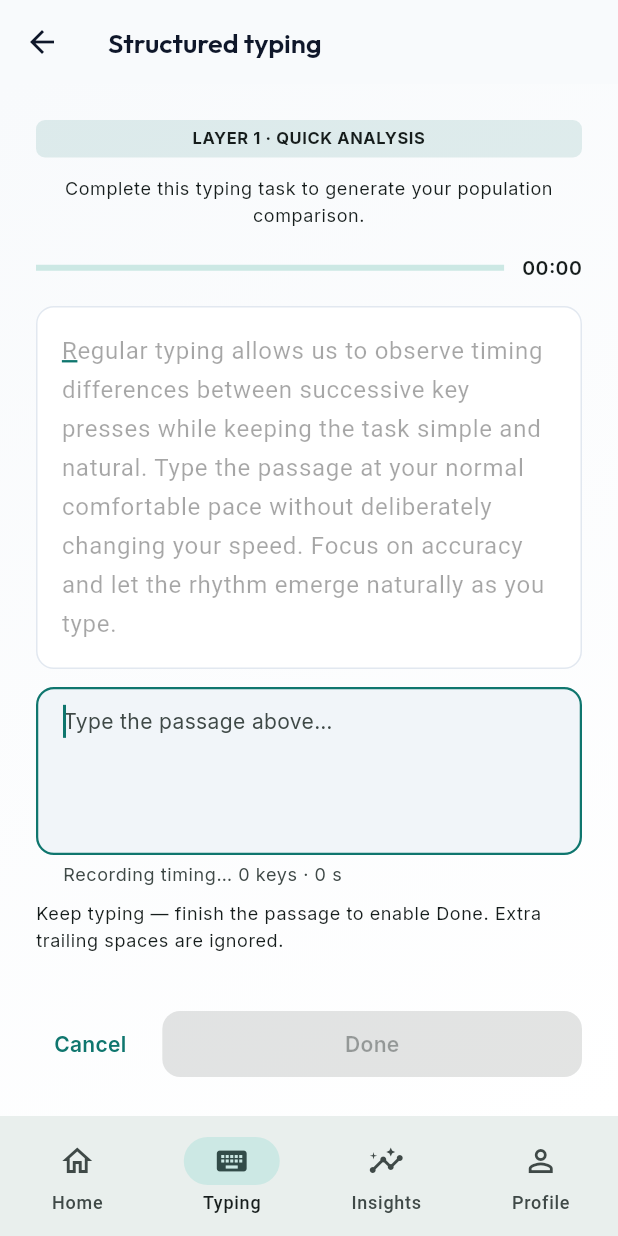
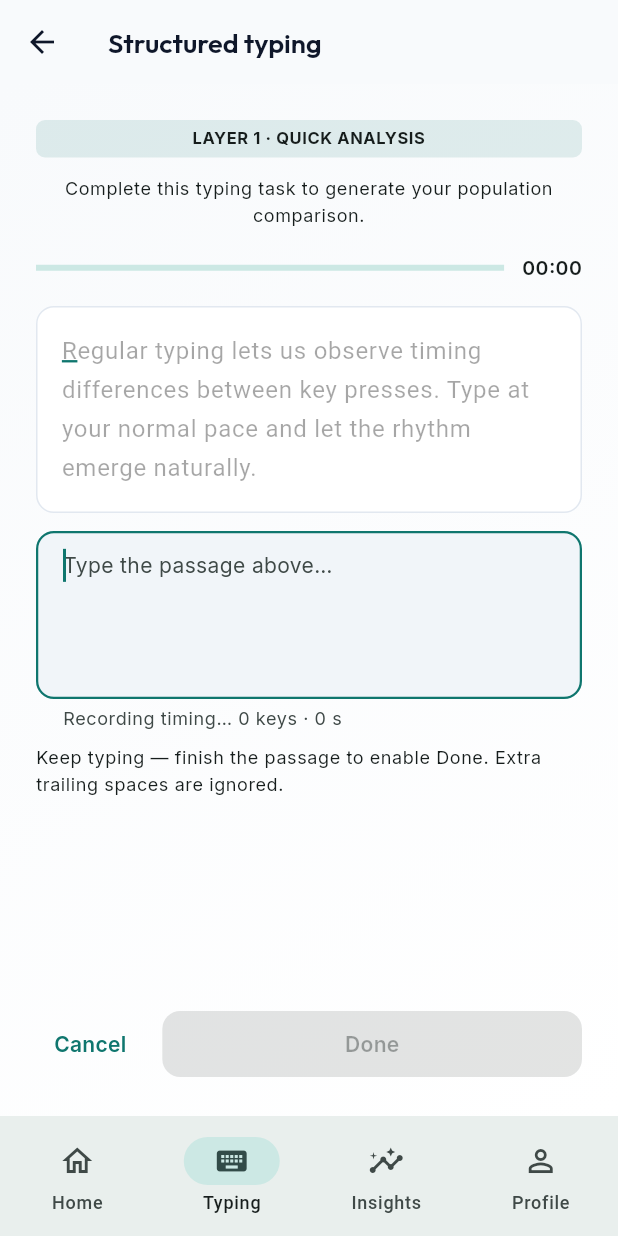
Before and after one commit to riddhibantia/parkinson-app, a Flutter app: the StructuredTypingScreen screen opened by its route, on a phone screen of 412 x 824 dp. Run offline on Flutter 3.47's test engine with Material 3 defaults, Android fonts, the phone set to English and light mode, and no system bars; our stand-ins replace cloud_firestore, firebase_auth, firebase_core, fl_chart, flutter_riverpod, go_router and 3 more; accounts and stored records are empty.

Commit message:
Shorten typing passages to 2-3 sentences per request

```diff
--- a/parkinson_app/lib/features/typing_test/screens/structured_typing_screen.dart
+++ b/parkinson_app/lib/features/typing_test/screens/structured_typing_screen.dart
@@ -52,15 +52,15 @@ class _StructuredTypingScreenState
   }
 
   static const _layer1Passages = [
-    'Regular typing allows us to observe timing differences between successive key presses while keeping the task simple and natural. Type the passage at your normal comfortable pace without deliberately changing your speed. Focus on accuracy and let the rhythm emerge naturally as you type.',
-    'The morning light filled the quiet room as she prepared a simple breakfast of toast and tea. Outside, the street was calm and the air felt fresh after the night rain. Small daily routines like this can reveal consistent patterns in how we move and interact with familiar tools.',
-    'A short walk through the park offers a chance to notice steady breathing and relaxed movement. People often find that regular, unhurried activity helps maintain balance and coordination throughout the day. Take a moment to type this description at an easy, even pace.',
+    'Regular typing lets us observe timing differences between key presses. Type at your normal pace and let the rhythm emerge naturally.',
+    'The morning light filled the quiet room as she prepared a simple breakfast. Outside, the street was calm after the night rain.',
+    'A short walk through the park helps notice steady breathing and relaxed movement. Type this at an easy, even pace.',
   ];
 
   static const _layer2Passages = [
-    'Typing on a familiar keyboard provides a window into everyday motor patterns that develop over time through repeated use. When you type at your usual pace, the timing between presses, the duration of each hold, and the rhythm across sentences create a personal signature. This passage gives us several lines of continuous typing to capture those subtle characteristics without rushing.',
-    'Consistent daily practice helps establish a reliable personal baseline that reflects your typical interaction with the keyboard. As you complete sessions across different days and times, the system learns what is normal for you specifically. Please type this paragraph as you would any ordinary note, keeping your posture comfortable and your hands relaxed.',
-    'Longer passages allow us to measure not only individual key timing but also how consistency and hand coordination evolve across a full paragraph. Notice the natural pauses between words and the steady return of fingers to home position. There is no need to correct every small mistake — just continue at your natural pace.',
+    'Typing on a familiar keyboard reveals everyday motor patterns that develop through repeated use. Type at your usual pace and let your personal rhythm emerge.',
+    'Daily practice helps establish a reliable baseline that reflects your typical interaction. Please type this as you would any ordinary note, keeping your posture relaxed.',
+    'Notice the natural pauses between words and the steady return of fingers to home position. There is no need to correct every small mistake.',
   ];
 
   Future<void> _loadPrompt() async {
```
